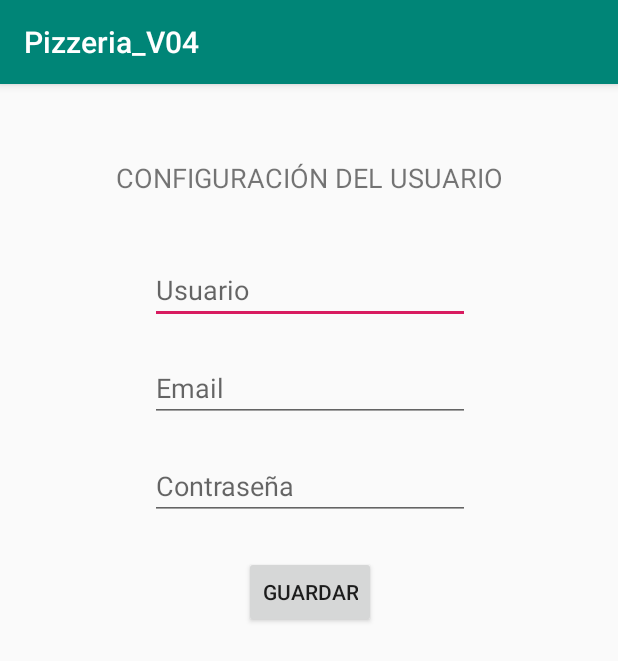
After one commit to rpf1980/ANDROID_pcCompartido, an Android app: the GUI_ConfigUser screen opened directly, with no data from a screen before it, on a phone screen of 412 x 824 dp. The commit adds this screen. Shown: the top 661 px of the screen. Run offline under Robolectric (Android 15) with nearby library versions, the phone set to English and light mode, and no system bars.

Commit message:
feat(msi): added all views project

```diff
--- a/Pizzeria_V04/app/src/main/AndroidManifest.xml
+++ b/Pizzeria_V04/app/src/main/AndroidManifest.xml
@@ -9,7 +9,8 @@
         android:roundIcon="@mipmap/ic_launcher_round"
         android:supportsRtl="true"
         android:theme="@style/AppTheme">
-        <activity android:name=".GUI_PizzaEnCamino"></activity>
+        <activity android:name=".GUI_ConfigUser"></activity>
+        <activity android:name=".GUI_PizzaEnCamino" />
         <activity android:name=".GUI_DetallePizzaGusto" />
         <activity android:name=".GUI_PizzaAlGusto" />
         <activity android:name=".GUI_DetallePizzaCasa" />
--- /dev/null
+++ b/Pizzeria_V04/app/src/main/java/com/example/pizzeria_v04/GUI_ConfigUser.java
@@ -0,0 +1,16 @@
+package com.example.pizzeria_v04;
+
+import androidx.appcompat.app.AppCompatActivity;
+
+import android.os.Bundle;
+
+public class GUI_ConfigUser extends AppCompatActivity
+{
+
+    @Override
+    protected void onCreate(Bundle savedInstanceState)
+    {
+        super.onCreate(savedInstanceState);
+        setContentView(R.layout.activity_gui__config_user);
+    }
+}
--- /dev/null
+++ b/Pizzeria_V04/app/src/main/res/layout/activity_gui__config_user.xml
@@ -0,0 +1,66 @@
+<?xml version="1.0" encoding="utf-8"?>
+<androidx.constraintlayout.widget.ConstraintLayout xmlns:android="http://schemas.android.com/apk/res/android"
+    xmlns:app="http://schemas.android.com/apk/res-auto"
+    xmlns:tools="http://schemas.android.com/tools"
+    android:layout_width="match_parent"
+    android:layout_height="match_parent"
+    tools:context=".GUI_ConfigUser">
+
+    <TextView
+        android:id="@+id/textView13"
+        android:layout_width="wrap_content"
+        android:layout_height="wrap_content"
+        android:layout_marginTop="50dp"
+        android:text="@string/strTvConfigUser"
+        android:textSize="18sp"
+        app:layout_constraintEnd_toEndOf="parent"
+        app:layout_constraintStart_toStartOf="parent"
+        app:layout_constraintTop_toTopOf="parent" />
+
+    <EditText
+        android:id="@+id/idEdtConfigNombre"
+        android:layout_width="wrap_content"
+        android:layout_height="wrap_content"
+        android:layout_marginTop="40dp"
+        android:ems="10"
+        android:hint="@string/strHintUsuarioLogin"
+        android:inputType="textPersonName"
+        app:layout_constraintEnd_toEndOf="@+id/textView13"
+        app:layout_constraintStart_toStartOf="@+id/textView13"
+        app:layout_constraintTop_toBottomOf="@+id/textView13" />
+
+    <EditText
+        android:id="@+id/idEdtConfigEmail"
+        android:layout_width="wrap_content"
+        android:layout_height="wrap_content"
+        android:layout_marginTop="20dp"
+        android:ems="10"
+        android:hint="@string/strHintEmailRegistro"
+        android:inputType="textPersonName"
+        app:layout_constraintEnd_toEndOf="@+id/idEdtConfigNombre"
+        app:layout_constraintStart_toStartOf="@+id/idEdtConfigNombre"
+        app:layout_constraintTop_toBottomOf="@+id/idEdtConfigNombre" />
+
+    <EditText
+        android:id="@+id/idEdtConfigPass"
+        android:layout_width="wrap_content"
+        android:layout_height="wrap_content"
+        android:layout_marginTop="20dp"
+        android:ems="10"
+        android:hint="@string/strHintPassLogin"
+        android:inputType="textPersonName"
+        app:layout_constraintEnd_toEndOf="@+id/idEdtConfigEmail"
+        app:layout_constraintStart_toStartOf="@+id/idEdtConfigEmail"
+        app:layout_constraintTop_toBottomOf="@+id/idEdtConfigEmail" />
+
+    <Button
+        android:id="@+id/idBtnConfig"
+        android:layout_width="wrap_content"
+        android:layout_height="wrap_content"
+        android:layout_marginTop="24dp"
+        android:text="@string/strBtnConfiguracion"
+        app:layout_constraintEnd_toEndOf="@+id/idEdtConfigPass"
+        app:layout_constraintStart_toStartOf="@+id/idEdtConfigPass"
+        app:layout_constraintTop_toBottomOf="@+id/idEdtConfigPass" />
+
+</androidx.constraintlayout.widget.ConstraintLayout>
--- a/Pizzeria_V04/app/src/main/res/values/strings.xml
+++ b/Pizzeria_V04/app/src/main/res/values/strings.xml
@@ -51,5 +51,8 @@
     <string name="strTvDetallePizzaGusto">DETALLES DE SU PIZZA AL GUSTO</string>
     <!--GUI REPARTO-->
     <string name="strTvReparto">Llegará en 20 minutos...</string>
+    <!--GUI CONFIG USER-->
+    <string name="strTvConfigUser">CONFIGURACIÓN DEL USUARIO</string>
+    <string name="strBtnConfiguracion">guardar</string>
 
 </resources>
```
